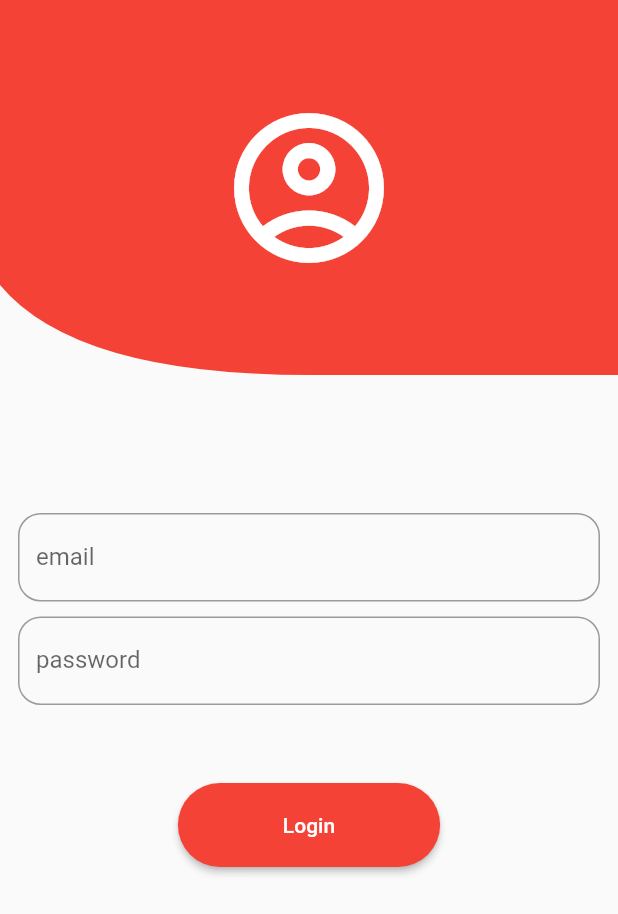
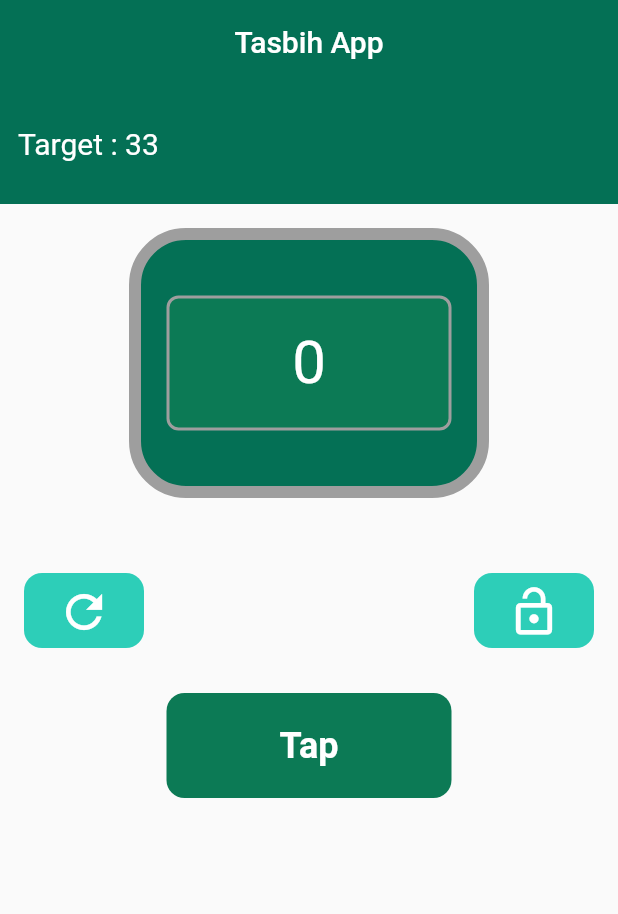
Before and after one commit to MuhammadMehediMNCS/Lesson_13, a Flutter app: the screen it shows after launch, on a phone screen of 412 x 824 dp. Shown: the top 914 px of the screen. Run offline on Flutter 3.47's test engine with Material 2 defaults, Android fonts, the phone set to English and light mode, and no system bars; our stand-ins replace get_storage, youtube_player_flutter; Roboto replaces fonts that are missing (Agency FB, SutonnyOMJ); statements that could not run were skipped.

Commit message:
tasbih_app added

```diff
--- a/lib/main.dart
+++ b/lib/main.dart
@@ -1,11 +1,20 @@
 import 'package:flutter/material.dart';
-
 import 'flutter_class_2/design_2.dart';
 import 'flutter_class_3/bottom_navigation_bar.dart';
 import 'animated_button.dart';
 import 'flutter_class_4/image_create.dart';
 import 'flutter_class_5_splash_screen/splash_main.dart';
+import 'package:get_storage/get_storage.dart';
+import 'package:application_1/tasbih_app/simple_tasbih_app.dart';
 
+/*
 void main(List<String> args) {
   runApp(const SplashMain());
 }
+*/
+
+
+void main() async {
+  await GetStorage.init();
+  runApp(const TasbihApp());
+}
--- /dev/null
+++ b/lib/tasbih_app/simple_tasbih_app.dart
@@ -0,0 +1,201 @@
+import 'package:flutter/material.dart';
+import 'package:get_storage/get_storage.dart';
+
+class TasbihApp extends StatelessWidget {
+  const TasbihApp({super.key});
+
+  @override
+  Widget build(BuildContext context) {
+    return const MaterialApp(
+      debugShowCheckedModeBanner: false,
+      home: TasbihDesign(),
+    );
+  }
+}
+
+class TasbihDesign extends StatefulWidget {
+  const TasbihDesign({super.key});
+
+  @override
+  State<TasbihDesign> createState() => _TasbihDesignState();
+}
+
+class _TasbihDesignState extends State<TasbihDesign> {
+  int counter = 0;
+  int targetValue = 33;
+  bool isTap = true;
+
+  GetStorage box = GetStorage();
+
+  @override
+  void initState() {
+    readData();
+    box.writeIfNull('data', 0);
+
+    super.initState();
+  }
+
+  readData() {
+    counter = box.read('data');
+  }
+
+  writeData(int value) {
+    box.write('data', value);
+  }
+
+  @override
+  Widget build(BuildContext context) {
+    return Scaffold(
+      appBar: AppBar(
+        elevation: 0.0,
+        backgroundColor: const Color.fromARGB(255, 4, 112, 85),
+        title: const Text(
+          'Tasbih App',
+          style: TextStyle(fontFamily: 'SutonnyOMJ'),
+        ),
+        centerTitle: true,
+        bottom:PreferredSize(
+          preferredSize: const Size(double.infinity, 80),
+          child: buildAppBottom()
+        ),
+      ),
+      body: Container(
+        padding: const EdgeInsets.all(16),
+        alignment: Alignment.center,
+        child: Column(
+          children: [
+            Container(
+              height: 180,
+              width: 240,
+              decoration: BoxDecoration(
+                border: Border.all(width: 8, color: Colors.grey),
+                borderRadius: BorderRadius.circular(38),
+                color: const Color.fromARGB(255, 4, 112, 85)
+              ),
+              child: Center(
+                child: Container(
+                  height: 90,
+                  width: 190,
+                  decoration: BoxDecoration(
+                    border: Border.all(width: 2, color: Colors.grey),
+                    borderRadius: BorderRadius.circular(8),
+                    color: const Color.fromARGB(255, 12, 122, 85)
+                  ),
+                  child: Center(
+                    child: Text(
+                      '$counter',
+                      style: const TextStyle(
+                        fontFamily: 'Agency FB',
+                        fontSize: 40,
+                        color: Colors.white
+                      ),
+                    ),
+                  ),
+                ),
+              ),
+            ),
+            const SizedBox(height: 50,),
+            Row(
+              mainAxisAlignment: MainAxisAlignment.spaceBetween,
+              children: [
+                Container(
+                  height: 50,
+                  width: 80,
+                  decoration: BoxDecoration(
+                    borderRadius: BorderRadius.circular(12),
+                    color: const Color.fromARGB(255, 45, 206, 184),
+                  ),
+                  child: IconButton(
+                    icon: const Icon(Icons.refresh, color: Colors.white, size: 36,),
+                    onPressed: () {
+                      setState(() {
+                        counter = 0;
+                      });
+                    }
+                  )
+                ),
+                Container(
+                  height: 50,
+                  width: 80,
+                  decoration: BoxDecoration(
+                    borderRadius: BorderRadius.circular(12),
+                    color: isTap ? const Color.fromARGB(255, 45, 206, 184) : Colors.red,
+                  ),
+                  child: IconButton(
+                    icon: isTap ? const Icon(Icons.lock_open, color: Colors.white, size: 36,) : const Icon(Icons.lock, color: Colors.white, size: 36,),
+                    onPressed: () {
+                      setState(() {
+                        isTap = !isTap;
+                      });
+                    }
+                  )
+                ),
+              ],
+            ),
+            const SizedBox(height: 30),
+            Container(
+              height: 70,
+              width: 190,
+              decoration: BoxDecoration(
+                borderRadius: BorderRadius.circular(12),
+                color: const Color.fromARGB(255, 12, 122, 85)
+              ),
+              child:InkWell(
+                child: const Center(
+                  child: Text(
+                    'Tap',
+                    style: TextStyle(
+                      fontSize: 24,
+                      fontWeight: FontWeight.bold,
+                      color: Colors.white
+                    ),
+                  ),
+                ),
+                onTap: () {
+                  if(isTap == true) {
+                    setState(() {
+                      counter++;
+                      writeData(counter);
+                    });
+                  }
+                },
+              ),
+            )
+          ],
+        ),
+      ),
+    );
+  }
+
+  Widget buildAppBottom() {
+    return Column(
+      children: [
+        Container(
+          height: 80,
+          padding: const EdgeInsets.all(12),
+          child: Row(
+            mainAxisAlignment: MainAxisAlignment.spaceBetween,
+            children: [
+              Text(
+                'Target : $targetValue',
+                style: const TextStyle(
+                  fontFamily: 'SutonnyOMJ', fontSize: 20, color: Colors.white
+                ),
+              ),
+              if(counter == targetValue)
+              CircleAvatar(
+                backgroundColor: Colors.white,
+                child: Image.asset(
+                  'images/check_mark.png',
+                  height: 36,
+                  width: 36,
+                  color: const Color.fromARGB(255, 4, 112, 85),
+                ),
+              ),
+            ],
+          ),
+        ),
+      ]
+    );
+  }
+}
--- a/pubspec.yaml
+++ b/pubspec.yaml
@@ -30,6 +30,9 @@ environment:
 dependencies:
   flutter:
     sdk: flutter
+
+  # Little storage look likes shared preferences :
+  get_storage:
 
 
   # The following adds the Cupertino Icons font to your application.
```
Also changed, not shown: images/check_mark.png (added), images/lock.png (added), images/monitor.png (added), images/reset_icon.png (added), pubspec.lock, 1 other file.
